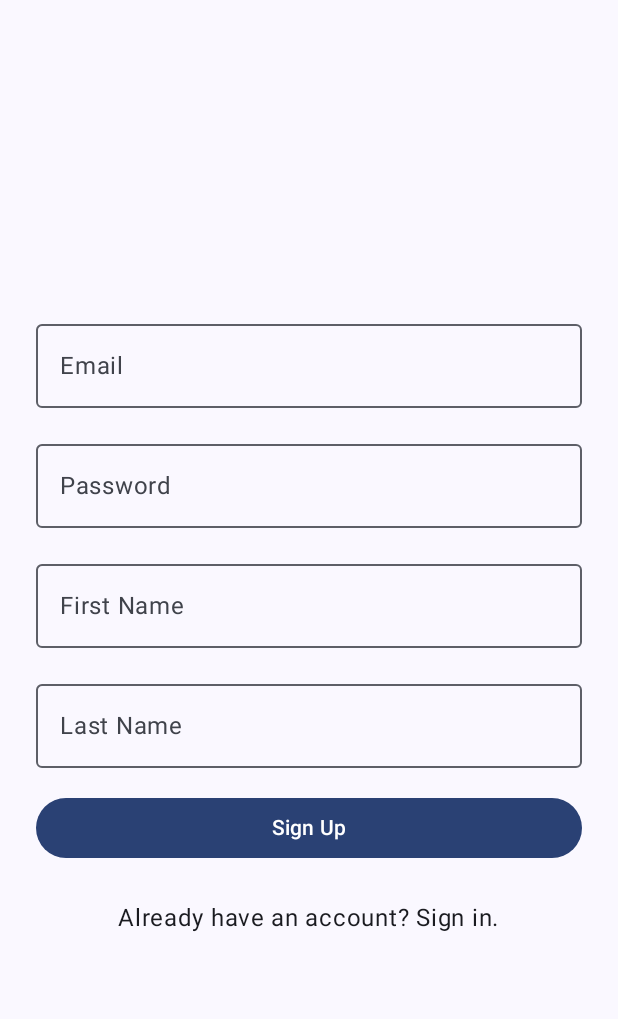
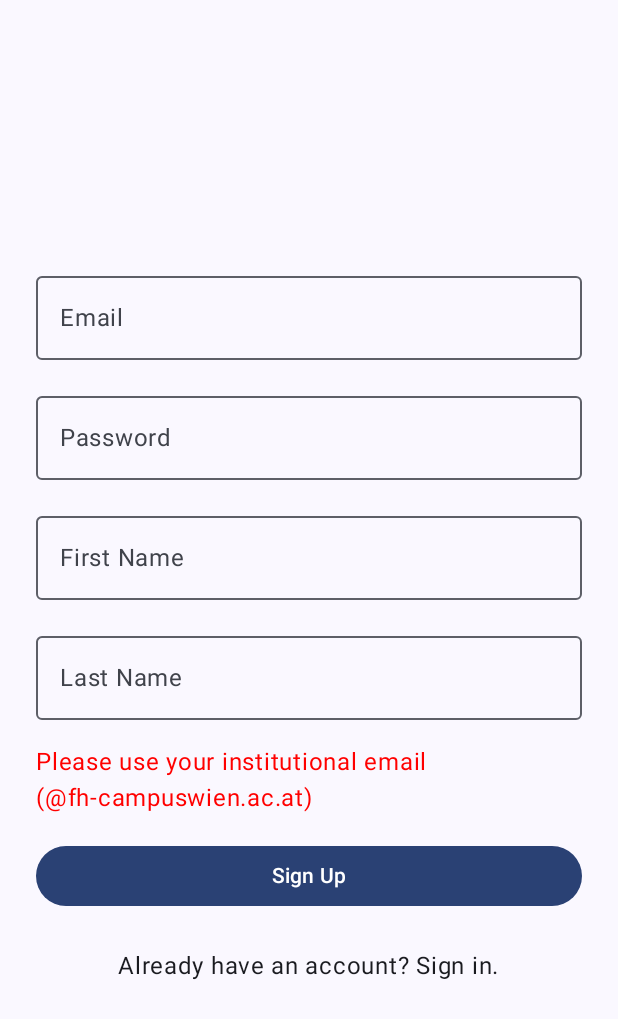
Before and after one commit to BaharRaf/FhChatRoom, an Android app built with Jetpack Compose: the screen it shows after launch (MainActivity), after a tap on "Sign Up", on a phone screen of 412 x 824 dp. Shown: the top 1019 px of the screen. Run offline under Robolectric (Android 15) with nearby library versions, the phone set to English and light mode, and no system bars; our stand-ins replace Firebase (no records; nobody signed in at launch, a user with empty details on screens opened directly).

Commit message:
institutional email restriction added

```diff
--- a/app/src/main/java/com/example/fhchatroom/screen/SignUpScreen.kt
+++ b/app/src/main/java/com/example/fhchatroom/screen/SignUpScreen.kt
@@ -18,75 +18,99 @@ import androidx.compose.runtime.getValue
 import androidx.compose.runtime.mutableStateOf
 import androidx.compose.runtime.remember
 import androidx.compose.runtime.setValue
-import androidx.compose.ui.Alignment
 import androidx.compose.ui.Modifier
+import androidx.compose.ui.graphics.Color
 import androidx.compose.ui.text.input.PasswordVisualTransformation
-import androidx.compose.ui.tooling.preview.Preview
 import androidx.compose.ui.unit.dp
-import com.example.fhchatroom.ui.theme.ChatRoomAppTheme
 import com.example.fhchatroom.viewmodel.AuthViewModel
-
 
 @OptIn(ExperimentalMaterial3Api::class)
 @Composable
 fun SignUpScreen(
     authViewModel: AuthViewModel,
     onNavigateToLogin: () -> Unit
-){
-
-
-
+) {
     var email by remember { mutableStateOf("") }
     var password by remember { mutableStateOf("") }
     var firstName by remember { mutableStateOf("") }
     var lastName by remember { mutableStateOf("") }
+    var errorMessage by remember { mutableStateOf("") }
 
     Column(
         modifier = Modifier
             .fillMaxSize()
             .padding(16.dp),
         verticalArrangement = Arrangement.Center,
-        horizontalAlignment = Alignment.CenterHorizontally
-    ){
+        horizontalAlignment = androidx.compose.ui.Alignment.CenterHorizontally
+    ) {
         OutlinedTextField(
             value = email,
             onValueChange = { email = it },
             label = { Text("Email") },
-            modifier = Modifier.fillMaxWidth().padding(8.dp)
+            modifier = Modifier
+                .fillMaxWidth()
+                .padding(8.dp)
         )
         OutlinedTextField(
             value = password,
             onValueChange = { password = it },
             label = { Text("Password") },
-            modifier = Modifier.fillMaxWidth().padding(8.dp),
+            modifier = Modifier
+                .fillMaxWidth()
+                .padding(8.dp),
             visualTransformation = PasswordVisualTransformation()
         )
         OutlinedTextField(
             value = firstName,
             onValueChange = { firstName = it },
             label = { Text("First Name") },
-            modifier = Modifier.fillMaxWidth().padding(8.dp)
+            modifier = Modifier
+                .fillMaxWidth()
+                .padding(8.dp)
         )
         OutlinedTextField(
             value = lastName,
             onValueChange = { lastName = it },
             label = { Text("Last Name") },
-            modifier = Modifier.fillMaxWidth().padding(8.dp)
+            modifier = Modifier
+                .fillMaxWidth()
+                .padding(8.dp)
         )
+
+        // Display the error message if it is not empty.
+        if (errorMessage.isNotEmpty()) {
+            Text(
+                text = errorMessage,
+                color = Color.Red,
+                modifier = Modifier.padding(8.dp)
+            )
+        }
+
         Button(
             onClick = {
-                authViewModel.signUp(email, password, firstName, lastName)
-                email = ""
-                password = ""
-                firstName = ""
-                lastName = ""
+                // Use ignoreCase true in case the user inputs uppercase letters.
+                if (!email.trim().endsWith("@fh-campuswien.ac.at", ignoreCase = true)) {
+                    errorMessage = "Please use your institutional email (@fh-campuswien.ac.at)"
+                } else {
+                    errorMessage = ""
+                    authViewModel.signUp(email, password, firstName, lastName)
+                    // Clear the input fields after sign up.
+                    email = ""
+                    password = ""
+                    firstName = ""
+                    lastName = ""
+                }
             },
-            modifier = Modifier.fillMaxWidth().padding(8.dp)
+            modifier = Modifier
+                .fillMaxWidth()
+                .padding(8.dp)
         ) {
             Text("Sign Up")
         }
+
         Spacer(modifier = Modifier.height(16.dp))
-        Text("Already have an account? Sign in.",
+        Text(
+            text = "Already have an account? Sign in.",
             modifier = Modifier.clickable { onNavigateToLogin() }
         )
     }
```
